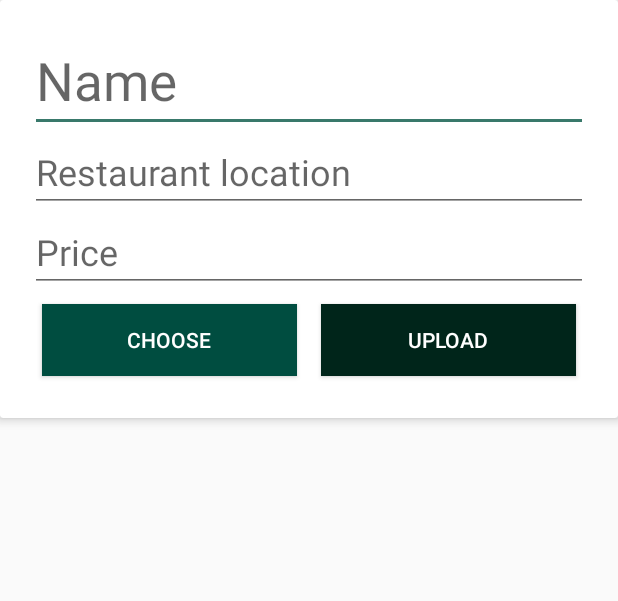
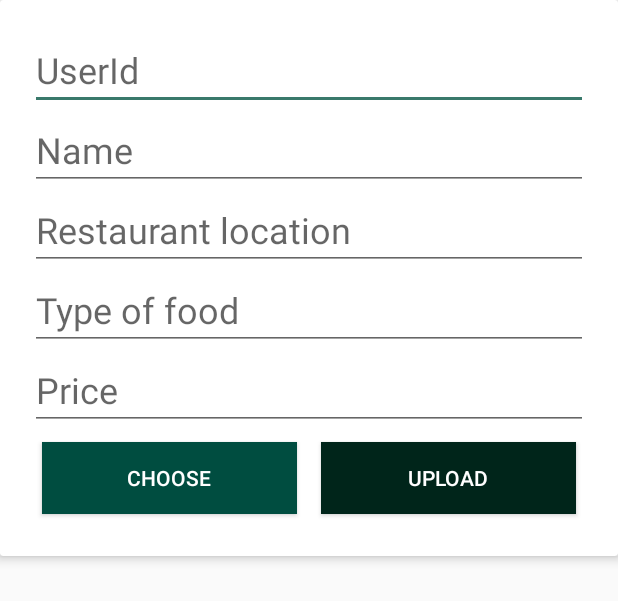
Before and after one commit to thienvu2707/restaurant-review-android, an Android app: the layout add_new_food_layout.xml on its own in the app's theme, with its tools: preview values and no code run, on a phone screen of 412 x 824 dp. Shown: the top 601 px of the screen. Run offline under Robolectric (Android 15) with nearby library versions, the phone set to English and light mode, and no system bars.

Commit message:
5th Validate add establishment and New Food

```diff
--- a/app/src/main/java/com/android/thienvu/restaurantreview/Home.java
+++ b/app/src/main/java/com/android/thienvu/restaurantreview/Home.java
@@ -217,6 +217,11 @@ public class  Home extends AppCompatActivity
      * Function to Upload image to FireBase
      */
     private void uploadImage() {
+
+        String validateName = editNameCategory.getText().toString();
+
+        if (validateName.isEmpty())
+            editNameCategory.setError("Please enter Establishment");
 
         if (saveUri != null)
         {
--- a/app/src/main/res/layout/add_new_food_layout.xml
+++ b/app/src/main/res/layout/add_new_food_layout.xml
@@ -13,11 +13,19 @@
         android:layout_height="wrap_content">
 
         <EditText
+            android:id="@+id/editUserId"
+            android:hint="UserId"
+            android:layout_width="match_parent"
+            android:layout_height="wrap_content"
+            android:textSize="24sp"
+            android:inputType="text"/>
+
+        <EditText
             android:id="@+id/editName"
             android:hint="Name"
             android:layout_width="match_parent"
             android:layout_height="wrap_content"
-            android:textSize="35sp"
+            android:textSize="24sp"
             android:inputType="text"/>
 
         <EditText
@@ -27,6 +35,14 @@
             android:layout_height="wrap_content"
             android:textSize="24sp"
             android:inputType="textMultiLine"/>
+
+        <EditText
+            android:id="@+id/editTypeFood"
+            android:hint="Type of food"
+            android:layout_width="match_parent"
+            android:layout_height="wrap_content"
+            android:textSize="24sp"
+            android:inputType="text"/>
 
         <EditText
             android:id="@+id/editPrice"
```
Also changed, not shown: app/src/main/java/com/android/thienvu/restaurantreview/FoodList.java (+20 -4 lines).
